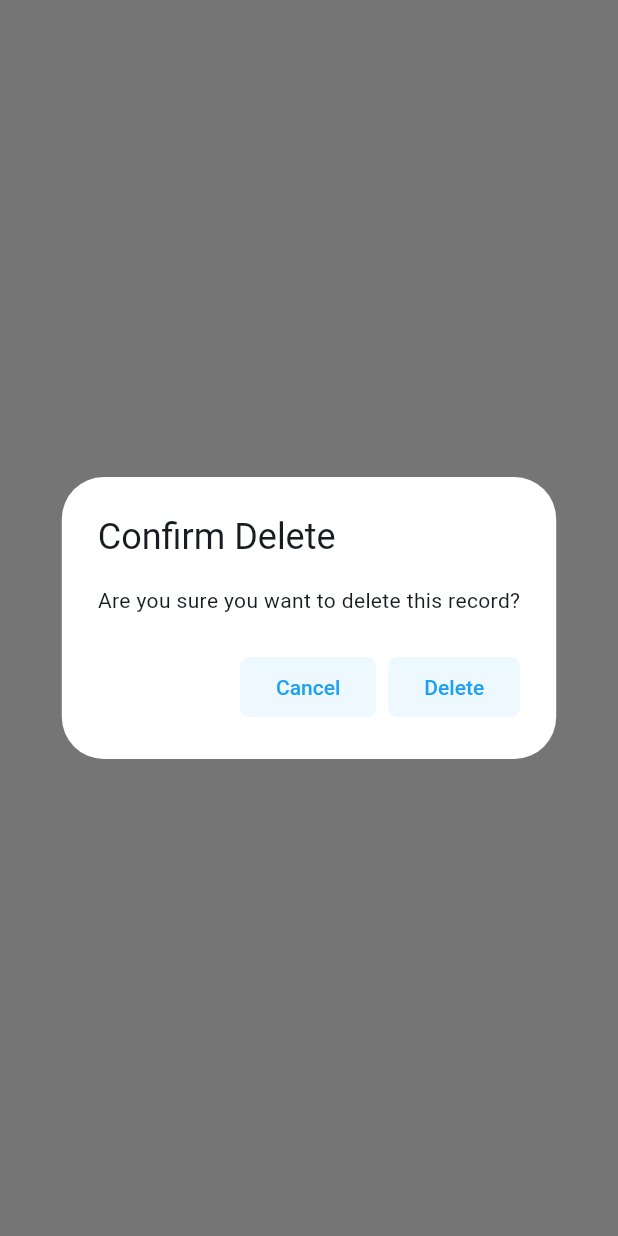
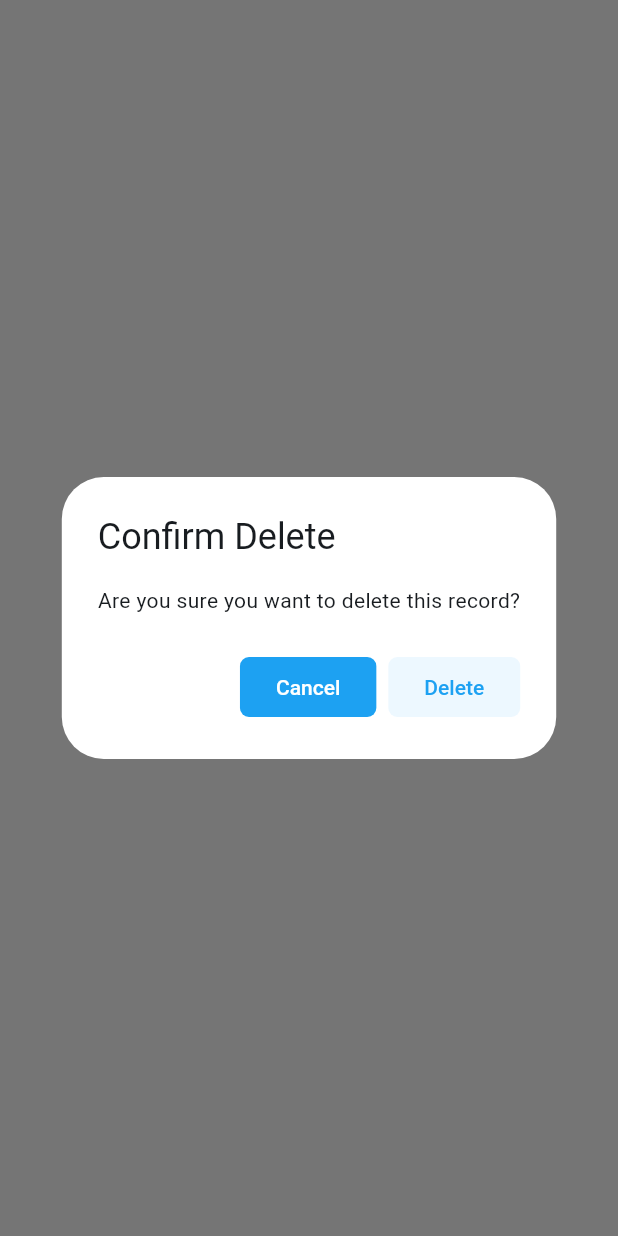
Before and after one commit to gaurav-chandani7/employee_management_app, a Flutter app: what showConfirmDeleteAlertDialog() shows on an empty page, opened directly, on a phone screen of 412 x 824 dp. Run offline on Flutter 3.47's test engine with Material 2 defaults, Android fonts, the phone set to English and light mode, and no system bars; our stand-ins replace flutter_bloc, get_it, hive, hive_flutter, table_calendar; accounts and stored records are empty.

Commit message:
add: confirm delete feature in edit page

```diff
--- a/lib/dependencies_injection.dart
+++ b/lib/dependencies_injection.dart
@@ -1,4 +1,3 @@
-import 'package:employee_management_app/features/employee_list/domain/usecases/edit_employee.dart';
 import 'package:employee_management_app/features/employee_list/employee_list.dart';
 import 'package:get_it/get_it.dart';
 import 'package:hive_flutter/hive_flutter.dart';
@@ -40,5 +39,5 @@ void _useCase() {
 void _bloc() {
   sl.registerFactory(() => EmployeeListPageBloc(sl(), sl()));
   sl.registerFactory(() => AddEmployeePageCubit(sl()));
-  sl.registerFactory(() => EditEmployeePageCubit(sl()));
+  sl.registerFactory(() => EditEmployeePageCubit(sl(), sl()));
 }
--- a/lib/features/employee_list/domain/usecases/usecases.dart
+++ b/lib/features/employee_list/domain/usecases/usecases.dart
@@ -1,3 +1,4 @@
 export 'get_employee_list.dart';
 export 'add_employee.dart';
+export 'edit_employee.dart';
 export 'delete_employee.dart';
--- a/lib/features/employee_list/presentation/pages/dialogs/confirm_delete_dialog.dart
+++ b/lib/features/employee_list/presentation/pages/dialogs/confirm_delete_dialog.dart
@@ -1,3 +1,4 @@
+import 'package:employee_management_app/core/constants/theme_constants.dart';
 import 'package:flutter/material.dart';
 
 Future<bool?> showConfirmDeleteAlertDialog(BuildContext context) {
@@ -7,8 +8,19 @@ Future<bool?> showConfirmDeleteAlertDialog(BuildContext context) {
             title: const Text("Confirm Delete"),
             content: const Text("Are you sure you want to delete this record?"),
             actions: [
-              ElevatedButton(onPressed: () {}, child: const Text("Cancel")),
-              ElevatedButton(onPressed: () {}, child: const Text("Delete"))
+              ElevatedButton(
+                  onPressed: () {
+                    Navigator.of(context).pop(false);
+                  },
+                  style: ElevatedButton.styleFrom(
+                      backgroundColor: primaryColor,
+                      foregroundColor: whiteColor),
+                  child: const Text("Cancel")),
+              ElevatedButton(
+                  onPressed: () {
+                    Navigator.of(context).pop(true);
+                  },
+                  child: const Text("Delete"))
             ],
           ));
 }
--- a/lib/features/employee_list/presentation/pages/edit_employee_screen.dart
+++ b/lib/features/employee_list/presentation/pages/edit_employee_screen.dart
@@ -93,7 +93,11 @@ class _EditEmployeeScreenState extends State<EditEmployeeScreen> {
               });
             }
             if (state is ShowConfirmDeleteDialogEditPage) {
-              showConfirmDeleteAlertDialog(context);
+              showConfirmDeleteAlertDialog(context).then((value) {
+                if (value == true) {
+                  cubit.deleteOperation(editEmployeeParams.id);
+                }
+              });
             }
             if (state is EditEmployeePageLoading) {
               context.showLoading();
```
Also changed, not shown: lib/features/employee_list/presentation/view_model/edit_employee_page/edit_employee_page_cubit.dart (+10 -2 lines).
